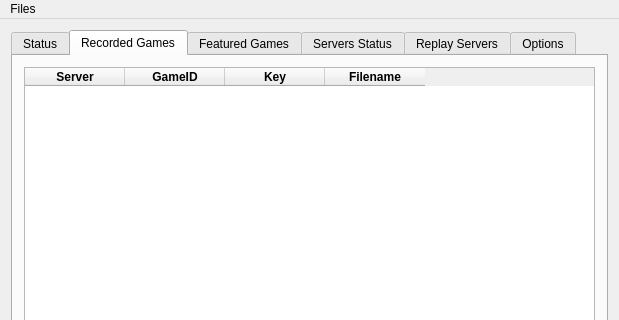
Qt form mainwindow.ui (Aztorius/legendsreplay) before a commit; both pictures show x 0 to 619 and y 0 to 320 of the 619 by 533 pixel window.
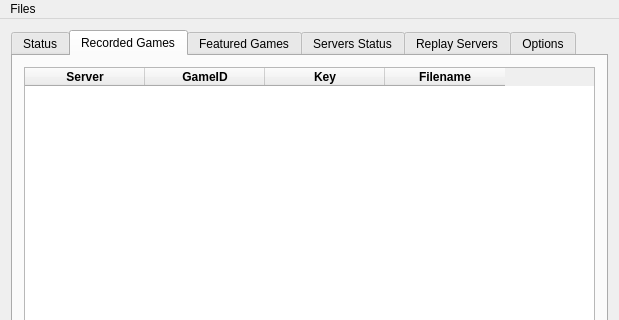
The same form after that commit. The open tabs and pages were chosen to show the change.

What changed in the file:
```diff
--- a/mainwindow.ui
+++ b/mainwindow.ui
@@ -66,12 +66,21 @@
           <property name="selectionBehavior">
            <enum>QAbstractItemView::SelectRows</enum>
           </property>
+          <attribute name="horizontalHeaderDefaultSectionSize">
+           <number>120</number>
+          </attribute>
           <attribute name="horizontalHeaderHighlightSections">
            <bool>false</bool>
           </attribute>
+          <attribute name="horizontalHeaderMinimumSectionSize">
+           <number>50</number>
+          </attribute>
           <attribute name="verticalHeaderDefaultSectionSize">
            <number>20</number>
           </attribute>
+          <attribute name="verticalHeaderMinimumSectionSize">
+           <number>23</number>
+          </attribute>
           <column>
            <property name="text">
             <string>Server</string>
```
